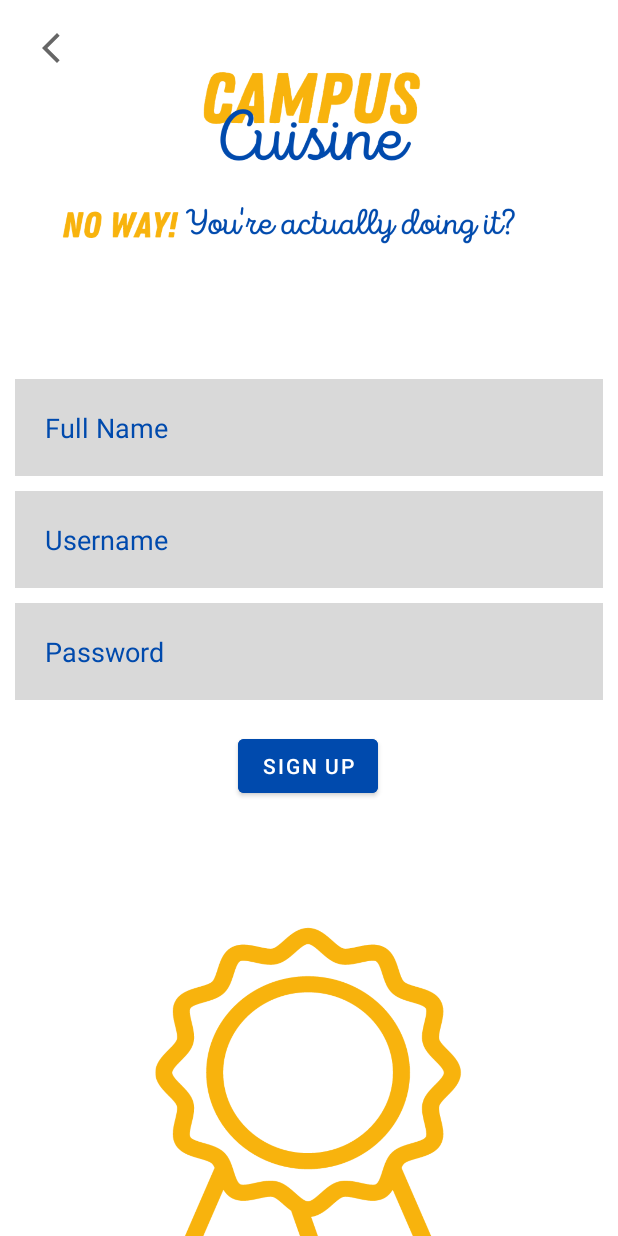
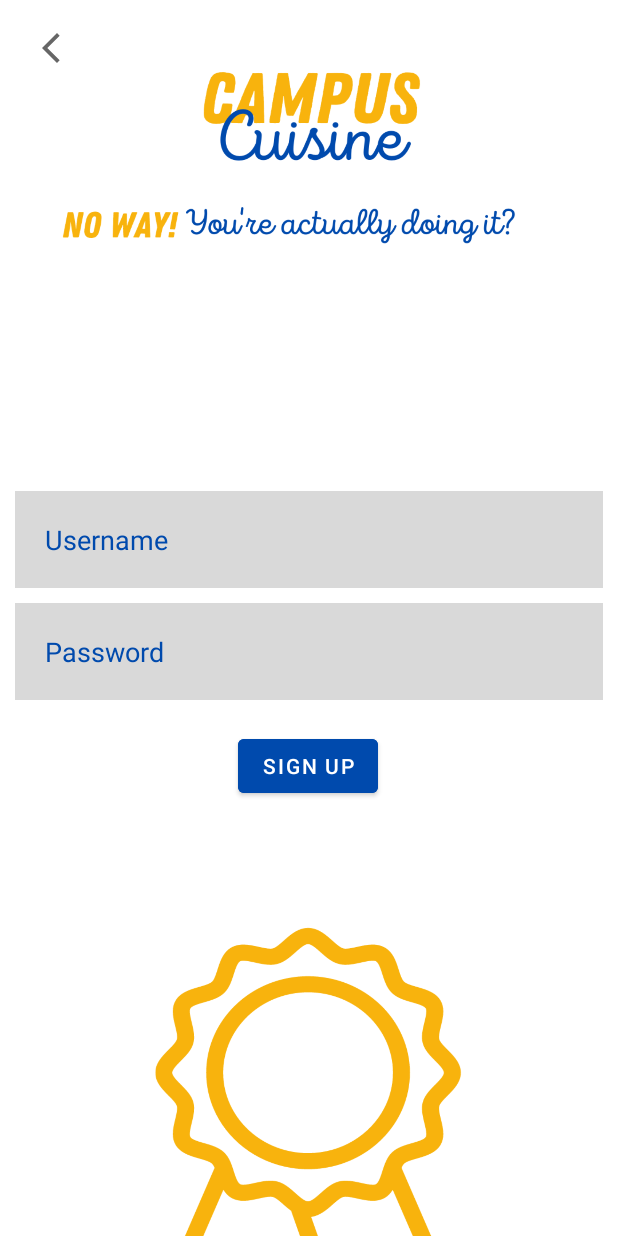
Before and after one commit to jabezj1/CampusCuisine, an Android app: the SignupActivity screen opened directly, with no data from a screen before it, after a tap on "SIGN UP", on a phone screen of 412 x 824 dp. Run offline under Robolectric (Android 15) with nearby library versions, the phone set to English and light mode, and no system bars; libraries missing offline, so code that uses them is left out: com.parse; 4 statements that could not run were skipped.

Commit message:
Intro Version 1.3, Signup Version 1.2, Login Version 1.2 With working signup

```diff
--- a/app/src/main/java/com/example/campuscuisine/LoginActivity.kt
+++ b/app/src/main/java/com/example/campuscuisine/LoginActivity.kt
@@ -8,6 +8,7 @@ import android.widget.Button
 import android.widget.EditText
 import android.widget.ImageButton
 import android.widget.Toast
+import com.google.android.material.textfield.TextInputEditText
 import com.parse.ParseUser
 
 class LoginActivity : AppCompatActivity() {
--- a/app/src/main/res/layout/activity_signup.xml
+++ b/app/src/main/res/layout/activity_signup.xml
@@ -7,22 +7,6 @@
     android:background="@drawable/ccsignup"
     tools:context=".SignupActivity">
 
-    <EditText
-        android:id="@+id/FullName"
-        android:layout_width="match_parent"
-        android:layout_height="wrap_content"
-        android:layout_below="@id/UsernameSU"
-        android:layout_margin="10dp"
-        android:layout_marginBottom="24dp"
-        android:background="#d9d9d9"
-        android:drawablePadding="20dp"
-        android:drawableTint="#004aad"
-        android:hint="Full Name"
-        android:padding="20dp"
-        android:textColor="#004aad"
-        android:textColorHint="#004aad"
-        app:layout_constraintBottom_toTopOf="@+id/UsernameSU"
-        tools:layout_editor_absoluteX="-152dp" />
 
     <EditText
         android:id="@+id/UsernameSU"
@@ -59,6 +43,8 @@
         app:layout_constraintVertical_bias="0.53"
         tools:layout_editor_absoluteX="10dp" />
 
+
+
     <Button
         android:id="@+id/signupbtn"
         android:layout_width="wrap_content"
```
Also changed, not shown: app/src/main/java/com/example/campuscuisine/SignupActivity.kt (+14 -16 lines), app/src/main/res/layout/activity_intro.xml (+26 -4 lines), app/src/main/res/drawable/ccaward.png (added), app/src/main/res/drawable/ccbackground.png (added), app/src/main/res/drawable/ccplate.png (added).
